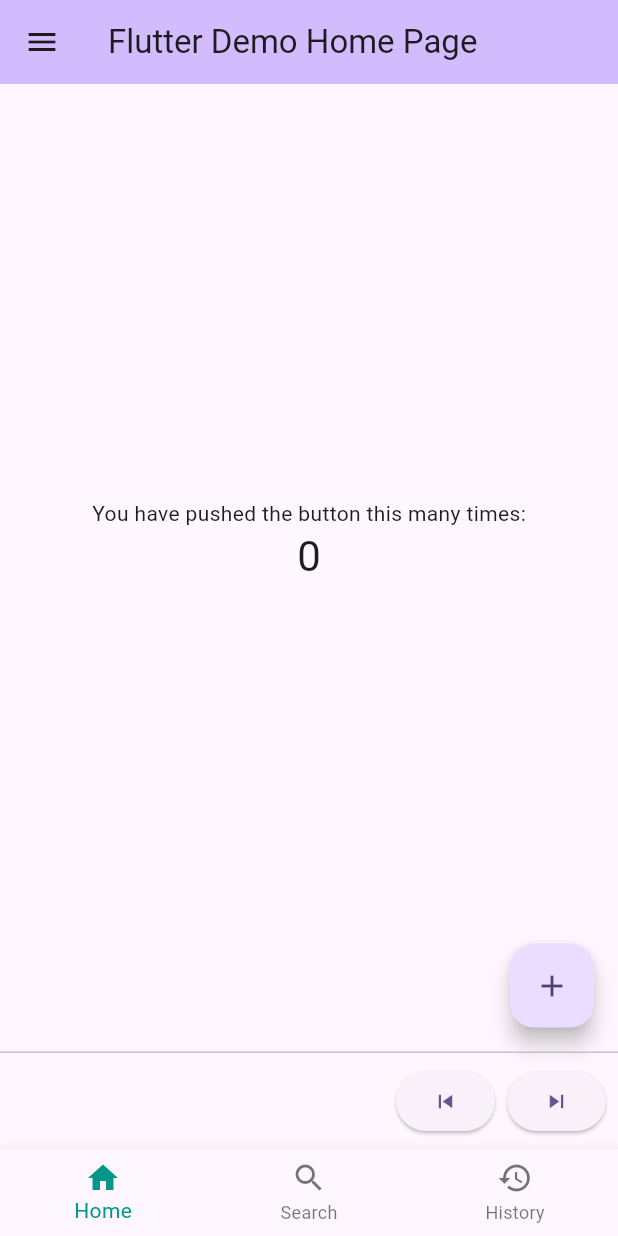
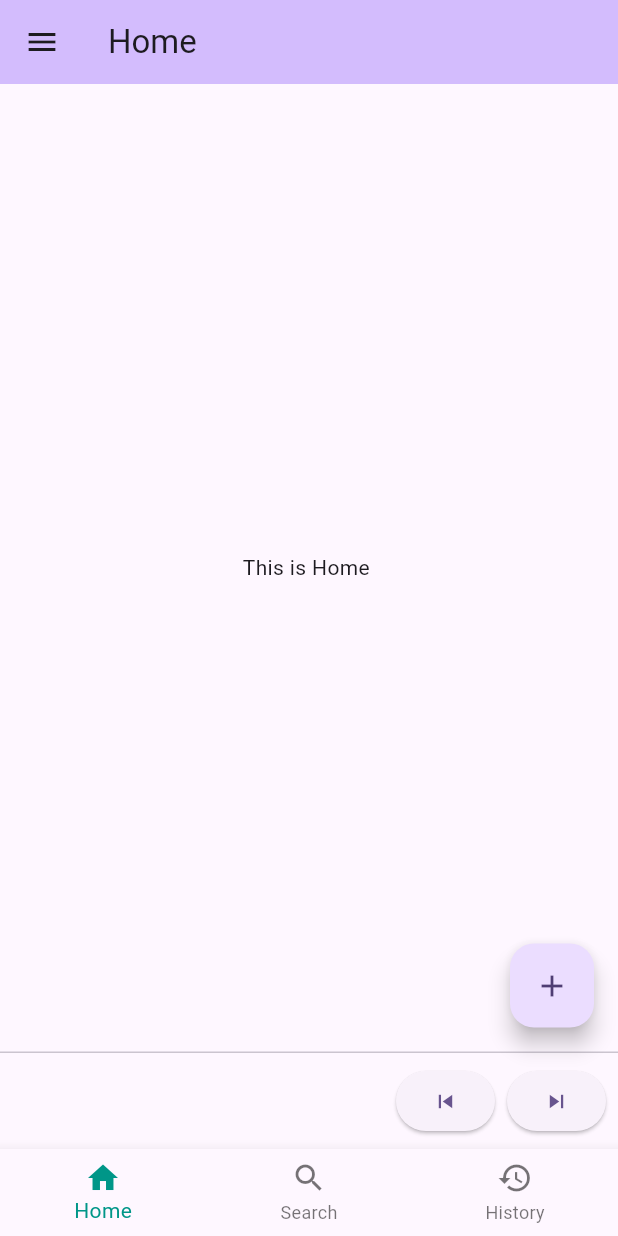
Before and after one commit to dkr91/hello_flutter, a Flutter app: the screen it shows after launch, on a phone screen of 412 x 824 dp. Run offline on Flutter 3.47's test engine with Material 2 defaults, Android fonts, the phone set to English and light mode, and no system bars.

Commit message:
Exercise Week 2

```diff
--- /dev/null
+++ b/lib/home.dart
@@ -0,0 +1,13 @@
+import 'package:flutter/cupertino.dart';
+import 'package:flutter/material.dart';
+
+class Home extends StatelessWidget {
+  @override
+  Widget build(BuildContext context) {
+    return Scaffold(
+      body: Center(
+        child: Text("This is Home "),
+      ),
+    );
+  }
+}
--- a/lib/main.dart
+++ b/lib/main.dart
@@ -1,7 +1,11 @@
 import 'package:flutter/material.dart';
 import 'package:hello_flutter/about.dart';
 import 'package:hello_flutter/basket.dart';
-import 'package:hello_flutter/itembasket.dart';
+import 'package:hello_flutter/search.dart';
+import 'package:hello_flutter/history.dart';
+import 'package:hello_flutter/studentlist.dart';
+
+import 'home.dart';
 
 void main() {
   runApp(const MyApp());
@@ -14,10 +18,7 @@ class MyApp extends StatelessWidget {
   @override
   Widget build(BuildContext context) {
     return MaterialApp(
-      routes: {
-        'about': (context) => About(),
-        'basket': (context) => Basket()
-      },
+      routes: {'about': (context) => About(), 'basket': (context) => Basket(), 'studentlist': (context) => StudentList()},
       title: 'Flutter Demo',
       theme: ThemeData(
         // This is the theme of your application.
@@ -66,6 +67,9 @@ class _MyHomePageState extends State<MyHomePage> {
   Runes emoji = Runes("\u{1F603}");
 
   int _currentIndex = 0;
+  final List<Widget> _screens = [Home(), Search(), History()];
+
+  final List<String> _titles = ['Home', 'Screen', 'History'];
 
   Widget myDrawer() {
     return Drawer(
@@ -88,6 +92,13 @@ class _MyHomePageState extends State<MyHomePage> {
             leading: new Icon(Icons.shopping_basket),
             onTap: () {
               Navigator.pushNamed(context, "basket");
+            },
+          ),
+          ListTile(
+            title: new Text("Student List"),
+            leading: new Icon(Icons.list),
+            onTap: () {
+              Navigator.pushNamed(context, "studentlist");
             },
           ),
           ListTile(
@@ -136,41 +147,9 @@ class _MyHomePageState extends State<MyHomePage> {
         backgroundColor: Theme.of(context).colorScheme.inversePrimary,
         // Here we take the value from the MyHomePage object that was created by
         // the App.build method, and use it to set our appbar title.
-        title: Text(widget.title),
+        title: Text(_titles[_currentIndex]),
       ),
-      body: Center(
-        // Center is a layout widget. It takes a single child and positions it
-        // in the middle of the parent.
-        child: Column(
-          // Column is also a layout widget. It takes a list of children and
-          // arranges them vertically. By default, it sizes itself to fit its
-          // children horizontally, and tries to be as tall as its parent.
-          //
-          // Column has various properties to control how it sizes itself and
-          // how it positions its children. Here we use mainAxisAlignment to
-          // center the children vertically; the main axis here is the vertical
-          // axis because Columns are vertical (the cross axis would be
-          // horizontal).
-          //
-          // TRY THIS: Invoke "debug painting" (choose the "Toggle Debug Paint"
-          // action in the IDE, or press "p" in the console), to see the
-          // wireframe for each widget.
-          mainAxisAlignment: MainAxisAlignment.center,
-          children: <Widget>[
-             const Text(
-              'You have pushed the button this many times:',
-            ),
-            Text(
-              '$_counter',
-              style: Theme.of(context).textTheme.headlineMedium,
-            ),
-            Text(
-              String.fromCharCodes(emoji) * _counter,
-              style: Theme.of(context).textTheme.headlineMedium,
-            ),
-          ],
-        ),
-      ),
+      body: _screens[_currentIndex],
       floatingActionButton: FloatingActionButton(
         onPressed: _incrementCounter,
         tooltip: 'Increment',
@@ -181,7 +160,7 @@ class _MyHomePageState extends State<MyHomePage> {
         ElevatedButton(onPressed: () {}, child: Icon(Icons.skip_next))
       ],
       bottomNavigationBar: BottomNavigationBar(
-        currentIndex: 0,
+        currentIndex: _currentIndex,
         fixedColor: Colors.teal,
         items: [
           BottomNavigationBarItem(label: "Home", icon: Icon(Icons.home)),
@@ -189,7 +168,9 @@ class _MyHomePageState extends State<MyHomePage> {
           BottomNavigationBarItem(label: "History", icon: Icon(Icons.history))
         ],
         onTap: (int index) {
-          setState(() {});
+          setState(() {
+            _currentIndex = index;
+          });
         },
       ), // This trailing comma makes auto-formatting nicer for build methods.
     );
```
Also changed, not shown: lib/history.dart (added, +13 -0 lines), lib/search.dart (added, +13 -0 lines), lib/studentdetail.dart (added, +22 -0 lines), lib/studentlist.dart (added, +36 -0 lines).
